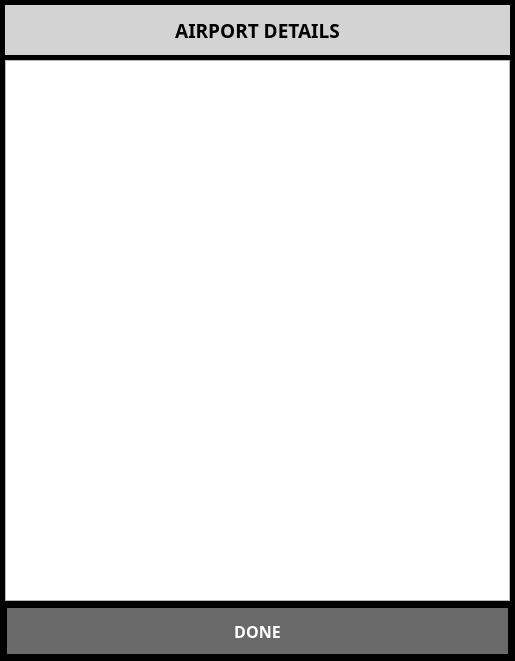
Above: ui/DetailsDialog.ui from UnexplodedMinds/Stratofier before the change. Below: the same form after it.
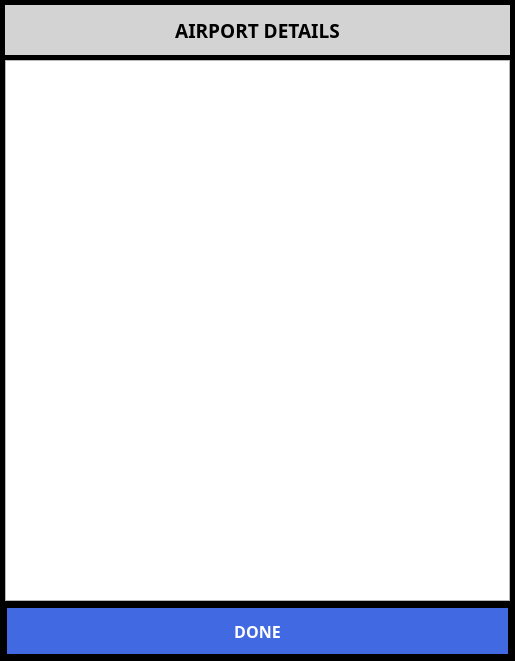
That is the form after the change.

Commit message: Colorize some of the buttons and add initial bluetooth discovery support.  This DOES NOT work on Windows.

The edit to the form file:
```diff
--- a/ui/DetailsDialog.ui
+++ b/ui/DetailsDialog.ui
@@ -205,6 +205,21 @@
      <property name="autoFillBackground">
       <bool>false</bool>
      </property>
+     <property name="styleSheet">
+      <string notr="true">QPushButton
+{
+	border: none;
+	background-color: RoyalBlue;
+	color: white;
+}
+QPushButton::pressed
+{
+	border: none;
+	background-color: CornflowerBlue;
+	color: black;
+}
+</string>
+     </property>
      <property name="text">
       <string>DONE</string>
      </property>
```
The commit also changes 21 other files.
